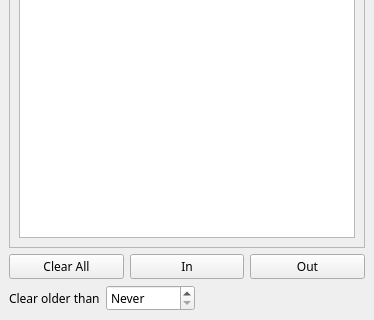
The window that not1mm/test.ui (mbridak/not1mm) describes before a commit, drawn with Qt 5; both pictures show x 0 to 374 and y 317 to 637 of the 374 by 637 pixel window.
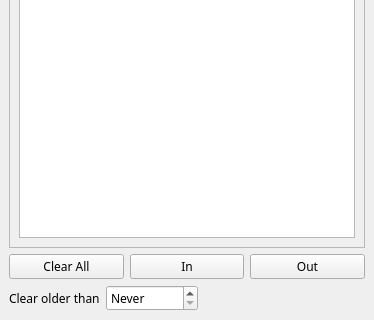
The same window after the commit.

```diff
--- a/not1mm/test.ui
+++ b/not1mm/test.ui
@@ -101,7 +101,7 @@
          <string>Never</string>
         </property>
         <property name="suffix">
-         <string>min(s)</string>
+         <string> min(s)</string>
         </property>
         <property name="maximum">
          <number>9999</number>
```
